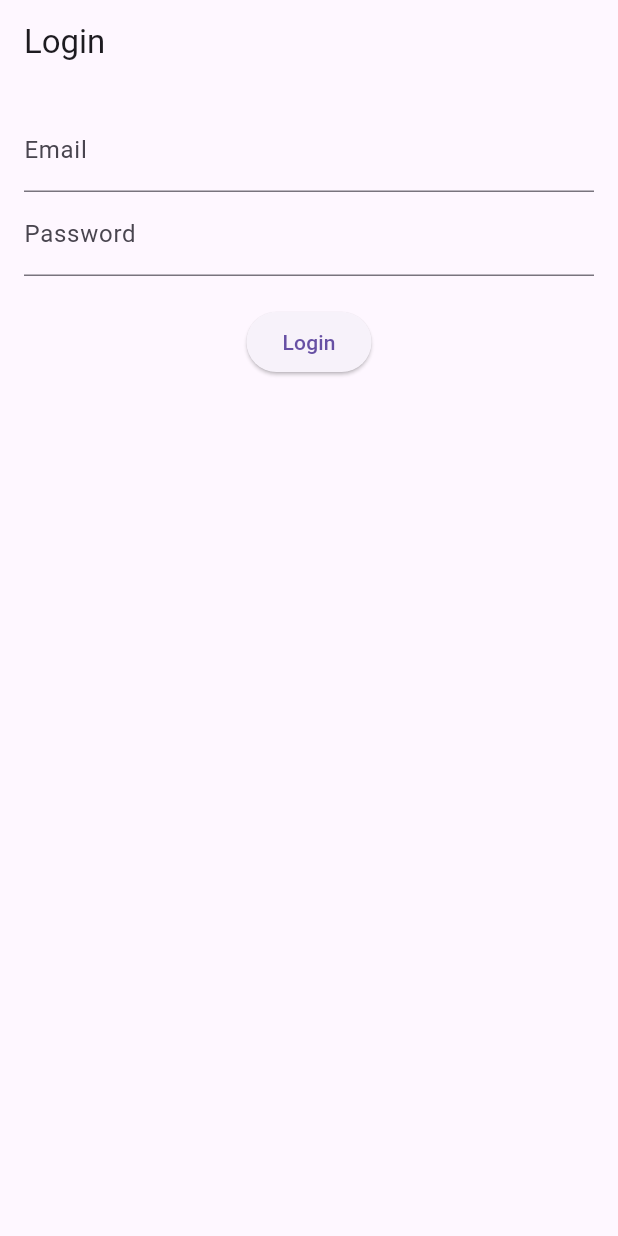
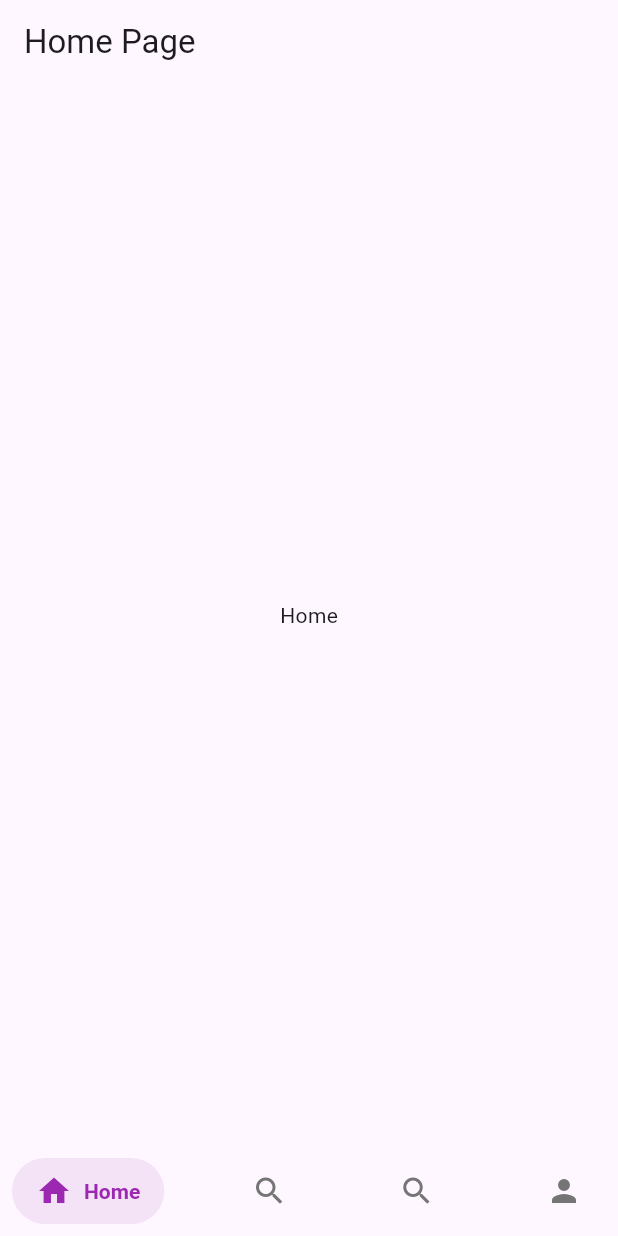
Before and after one commit to ammarfitwalla/football_app, a Flutter app: the screen it shows after launch, on a phone screen of 412 x 824 dp. Run offline on Flutter 3.47's test engine with Material 3 defaults, Android fonts, the phone set to English and light mode, and no system bars; drawn by our look-alikes of salomon_bottom_bar.

Commit message:
home screen changes

```diff
--- a/flutter_application_1/lib/main.dart
+++ b/flutter_application_1/lib/main.dart
@@ -17,11 +17,11 @@ class MyApp extends StatelessWidget {
       theme: ThemeData(
         primarySwatch: Colors.blue,
       ),
-      initialRoute: '/login',
+      initialRoute: '/home',
       routes: {
         '/login': (context) => const LoginScreen(),
         '/signup': (context) => const SignupScreen(),
-        '/home': (context) => HomeScreen(),
+        '/home': (context) => GoogleBottomBar(),
       },
     );
   }
--- a/flutter_application_1/lib/screens/home_screen.dart
+++ b/flutter_application_1/lib/screens/home_screen.dart
@@ -1,84 +1,55 @@
 import 'package:flutter/material.dart';
+import 'package:salomon_bottom_bar/salomon_bottom_bar.dart';
 
-class HomeScreen extends StatefulWidget {
+class GoogleBottomBar extends StatefulWidget {
+  const GoogleBottomBar({Key? key}) : super(key: key);
+
   @override
-  _HomeScreenState createState() => _HomeScreenState();
+  State<GoogleBottomBar> createState() => _GoogleBottomBarState();
 }
 
-class _HomeScreenState extends State<HomeScreen> {
-  int _currentIndex = 0;
-
-  final List<Widget> _pages = [
-    Center(
-      child: Text(
-        "Search for players nearby based on location or position!",
-        textAlign: TextAlign.center,
-        style: TextStyle(fontSize: 16),
-      ),
-    ),
-    Center(
-      child: Text(
-        "Find teams available in your area!",
-        textAlign: TextAlign.center,
-        style: TextStyle(fontSize: 16),
-      ),
-    ),
-    Center(
-      child: Text(
-        "Create your team and invite players!",
-        textAlign: TextAlign.center,
-        style: TextStyle(fontSize: 16),
-      ),
-    ),
-    Center(
-      child: Text(
-        "View your profile, sport, and position details here.",
-        textAlign: TextAlign.center,
-        style: TextStyle(fontSize: 16),
-      ),
-    ),
-  ];
-
+class _GoogleBottomBarState extends State<GoogleBottomBar> {
+  int _selectedIndex = 0;
   @override
   Widget build(BuildContext context) {
     return Scaffold(
-      appBar: AppBar(
-        title: const Text("Welcome to the Football App!"),
-        centerTitle: true,
+      appBar: AppBar(title: const Text('Home Page')),
+      body: Center(
+        child: _navBarItems[_selectedIndex].title,
       ),
-      body: Column(
-        children: [
-          Expanded(
-            child: _pages[_currentIndex],
-          ),
-        ],
-      ),
-      bottomNavigationBar: BottomNavigationBar(
-        currentIndex: _currentIndex,
-        onTap: (index) {
-          setState(() {
-            _currentIndex = index;
-          });
-        },
-        items: const [
-          BottomNavigationBarItem(
-            icon: Icon(Icons.search),
-            label: 'Find Players',
-          ),
-          BottomNavigationBarItem(
-            icon: Icon(Icons.group),
-            label: 'Find Teams',
-          ),
-          BottomNavigationBarItem(
-            icon: Icon(Icons.add_circle_outline),
-            label: 'Create Team',
-          ),
-          BottomNavigationBarItem(
-            icon: Icon(Icons.person),
-            label: 'Profile',
-          ),
-        ],
-      ),
+      bottomNavigationBar: SalomonBottomBar(
+          currentIndex: _selectedIndex,
+          selectedItemColor: const Color(0xff6200ee),
+          unselectedItemColor: const Color(0xff757575),
+          onTap: (index) {
+            setState(() {
+              _selectedIndex = index;
+            });
+          },
+          items: _navBarItems),
     );
   }
 }
+
+final _navBarItems = [
+  SalomonBottomBarItem(
+    icon: const Icon(Icons.home),
+    title: const Text("Home"),
+    selectedColor: Colors.purple,
+  ),
+  SalomonBottomBarItem(
+    icon: const Icon(Icons.search),
+    title: const Text("Search Players"),
+    selectedColor: Colors.pink,
+  ),
+  SalomonBottomBarItem(
+    icon: const Icon(Icons.search),
+    title: const Text("Search Team"),
+    selectedColor: Colors.orange,
+  ),
+  SalomonBottomBarItem(
+    icon: const Icon(Icons.person),
+    title: const Text("Profile"),
+    selectedColor: Colors.teal,
+  ),
+];
--- a/flutter_application_1/pubspec.yaml
+++ b/flutter_application_1/pubspec.yaml
@@ -34,6 +34,7 @@ dependencies:
   # firebase_auth: ^5.3.3
   # firebase_auth_web: ^5.8.1
   http: ^1.0.0
+  salomon_bottom_bar: ^3.3.2
 
   # The following adds the Cupertino Icons font to your application.
   # Use with the CupertinoIcons class for iOS style icons.
```
Also changed, not shown: flutter_application_1/pubspec.lock.
